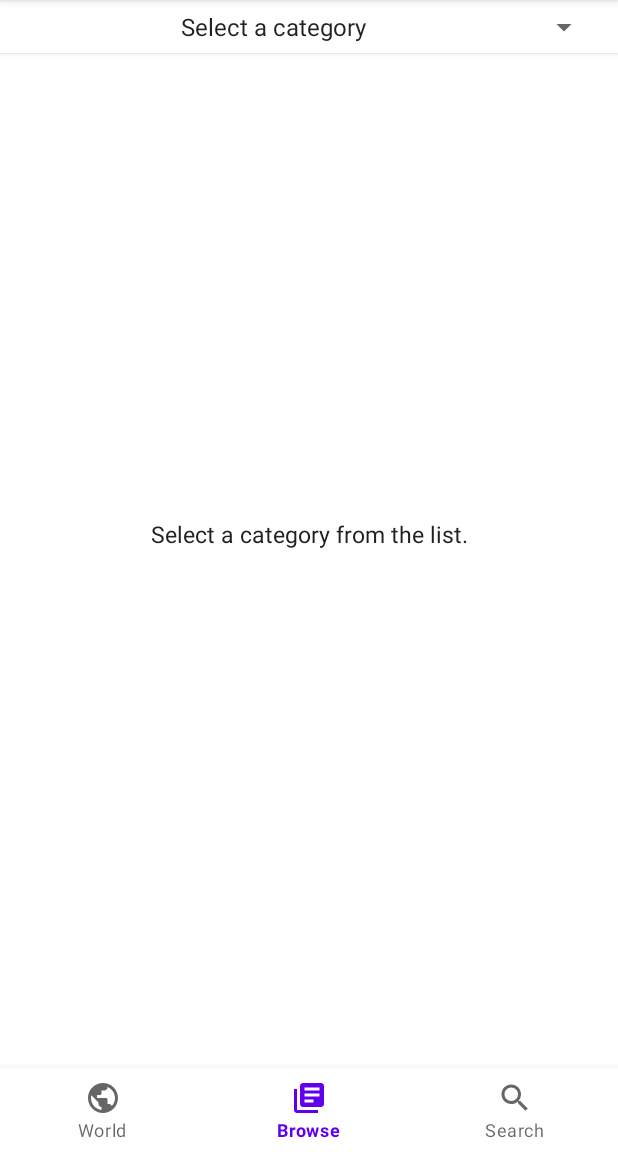
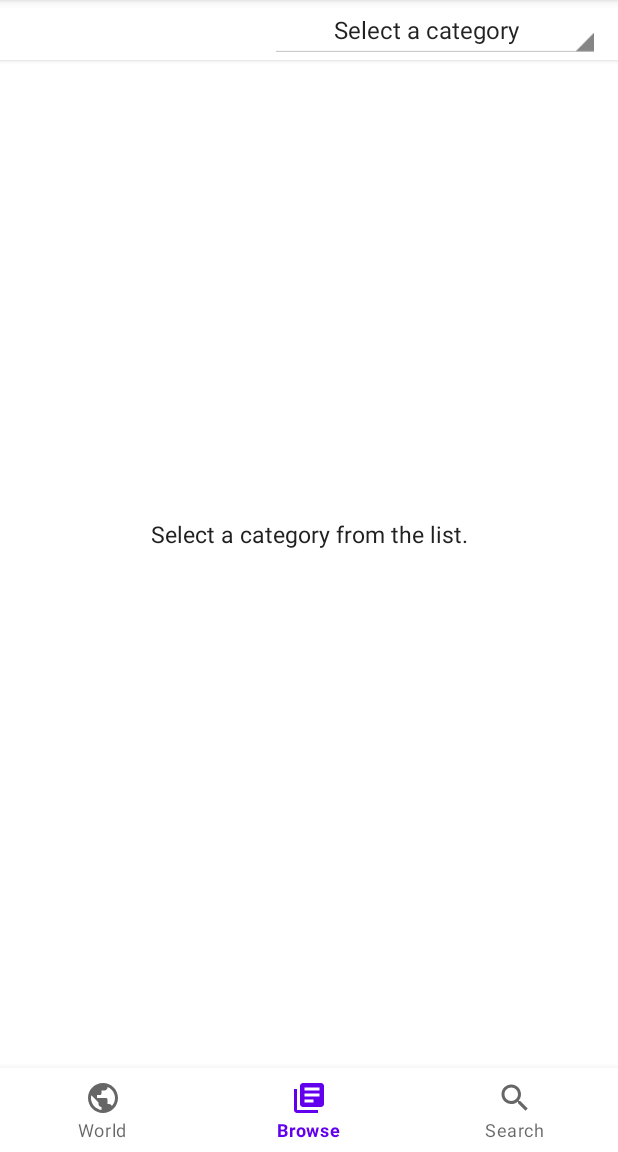
Before and after one commit to coleken/news-query, an Android app: the BrowseFragment screen opened through its navigation route, on a phone screen of 412 x 824 dp, the part 84-1236 px from its top. Run offline under Robolectric (Android 15) with nearby library versions, the phone set to English and light mode, and no system bars; our stand-ins replace navigation-ui; 2 statements that could not run were skipped.

Commit message:
feat: Update the browse spinner

```diff
--- a/app/src/main/java/com/example/newsq/ui/browse/BrowseFragment.java
+++ b/app/src/main/java/com/example/newsq/ui/browse/BrowseFragment.java
@@ -92,7 +92,7 @@ public class BrowseFragment extends Fragment implements AdapterView.OnItemSelect
    * Creates a {@link Spinner} configured to display news categories.
    */
   private void createBrowseSpinner() {
-    Spinner spinner = binding.storySectionsSpinner;
+    Spinner spinner = binding.spinnerStorySections;
     spinner.setAdapter(createSelectionAdapter());
     spinner.setOnItemSelectedListener(this);
   }
@@ -120,10 +120,13 @@ public class BrowseFragment extends Fragment implements AdapterView.OnItemSelect
   @Override
   public void onItemSelected(AdapterView<?> parent, View view, int position, long id) {
     if (position > 0) { // Skips the default/non-functional spinner array item
+      binding.textNowReadingSection.setVisibility(View.VISIBLE);
       defaultView.setVisibility(View.INVISIBLE);
       recyclerView.setVisibility(View.INVISIBLE);
       progressBar.setVisibility(View.VISIBLE);
       checkConfigureLoader();
+    } else {
+      binding.textNowReadingSection.setVisibility(View.INVISIBLE);
     }
   }
 
@@ -167,7 +170,7 @@ public class BrowseFragment extends Fragment implements AdapterView.OnItemSelect
    */
   private String createUrlString() {
     Map<String, String> uriSegments = new HashMap<>();
-    String section = getSpinnerMap().get(binding.storySectionsSpinner.getSelectedItem().toString());
+    String section = getSpinnerMap().get(binding.spinnerStorySections.getSelectedItem().toString());
     // Base URL
     uriSegments.put(getString(R.string.uri_scheme_key), getString(R.string.uri_scheme_value));
     uriSegments.put(getString(R.string.uri_authority_key), getString(R.string.uri_authority_value));
--- a/app/src/main/res/layout/fragment_browse.xml
+++ b/app/src/main/res/layout/fragment_browse.xml
@@ -34,12 +34,24 @@
 
     <!-- Spinner -->
     <Spinner
-      android:id="@+id/story_sections_spinner"
+      android:id="@+id/spinner_story_sections"
       style="@style/style_browse_spinner"
+      app:layout_constrainedHeight="true"
+      app:layout_constrainedWidth="true"
       app:layout_constraintBottom_toBottomOf="parent"
       app:layout_constraintEnd_toEndOf="parent"
+      app:layout_constraintTop_toTopOf="parent" />
+
+    <!-- Now Viewing -->
+    <TextView
+      android:id="@+id/text_now_reading_section"
+      style="@style/style_now_reading_section"
+      app:layout_constrainedHeight="true"
+      app:layout_constrainedWidth="true"
+      app:layout_constraintBottom_toBottomOf="parent"
       app:layout_constraintStart_toStartOf="parent"
       app:layout_constraintTop_toTopOf="parent" />
+
   </androidx.constraintlayout.widget.ConstraintLayout>
 
   <!-- News Recycler View -->
--- a/app/src/main/res/values/dimens.xml
+++ b/app/src/main/res/values/dimens.xml
@@ -7,9 +7,9 @@
   <!-- Constraint Layout Margin Top -->
   <dimen name="main_layout_margin_top">10dp</dimen>
 
-  <!-- = = = = = = = = = = Fragment Browse/Search Layout = = = = = = = = = = -->
+  <!-- = = = = = = = = = = Browse/Search Fragment = = = = = = = = = = -->
   <!-- Layout Height -->
-  <dimen name="browse_search_layout_height">35dp</dimen>
+  <dimen name="browse_search_layout_height">40dp</dimen>
   <!-- Layout Padding -->
   <dimen name="browse_search_layout_padding">12dp</dimen>
   <!-- Layout Bottom Magin-->
@@ -17,7 +17,13 @@
   <!-- Layout Elevation-->
   <dimen name="browse_search_layout_elevation">2dp</dimen>
   <!-- Spinner Text Size -->
-  <dimen name="search_spinner_text_size">12sp</dimen>
+  <dimen name="search_spinner_text_size">16sp</dimen>
+  <!-- Spinner Padding -->
+  <dimen name="browse_spinner_padding">20dp</dimen>
+  <!-- Spinner Width -->
+  <dimen name="browse_spinner_width">220dp</dimen>
+  <!-- SearchView Height -->
+  <dimen name="search_view_height">30dp</dimen>
 
   <!-- = = = = = = = = = = News Story Attributes = = = = = = = = = = -->
   <!-- = = = = = = Attribute Margin Sizes = = = = = = -->
--- a/app/src/main/res/values/strings.xml
+++ b/app/src/main/res/values/strings.xml
@@ -65,9 +65,11 @@
   <!-- Section World -->
   <string name="spinner_world">World</string>
 
-  <!-- = = = = = = = = = = Search Fragment Text = = = = = = = = = = -->
+  <!-- = = = = = = = = = = Browse/Search Fragment Text = = = = = = = = = = -->
   <!-- Search EditText Field Hint -->
   <string name="search_for_news">Search for News</string>
+  <!-- Browse Spinner Now Reading TextView -->
+  <string name="string_now_reading_section">Now Reading:</string>
 
   <!-- = = = = = = = = = = API Query Text = = = = = = = = = = -->
   <!-- = = = = = Base URL = = = = = -->
--- a/app/src/main/res/values/styles.xml
+++ b/app/src/main/res/values/styles.xml
@@ -137,17 +137,31 @@
     <item name="android:background">?android:attr/windowBackground</item>
     <item name="android:elevation">@dimen/browse_search_layout_elevation</item>
   </style>
-  <!-- Browse Spinner -->
-  <style name="style_browse_spinner" parent="Theme.NewsQ">
+  <!-- BrowseFragment "Now Reading" TextView -->
+  <style name="style_now_reading_section" parent="Theme.NewsQ">
+    <item name="android:layout_width">wrap_content</item>
+    <item name="android:layout_height">wrap_content</item>
+    <item name="android:visibility">invisible</item>
+    <item name="android:textAlignment">center</item>
+    <item name="android:layout_marginStart">@dimen/list_item_margin</item>
+    <item name="android:layout_marginEnd">@dimen/list_item_margin</item>
+    <item name="android:text">@string/string_now_reading_section</item>
+    <item name="android:textSize">@dimen/search_spinner_text_size</item>
+  </style>
+  <!-- BrowseFragment Section Spinner -->
+  <style name="style_browse_spinner" parent="@android:style/Widget.Holo.Light.Spinner">
+    <item name="android:layout_width">@dimen/browse_spinner_width</item>
+    <item name="android:layout_height">wrap_content</item>
+    <item name="android:textAlignment">center</item>
+    <item name="android:popupBackground">@color/white</item>
+    <item name="android:spinnerMode">dropdown</item>
+    <item name="android:textSize">@dimen/search_spinner_text_size</item>
+  </style>
+  <!-- SearchFragment SearchView -->
+  <style name="style_search_bar">
     <item name="android:layout_width">match_parent</item>
     <item name="android:layout_height">wrap_content</item>
-    <item name="android:textAlignment">center</item>
-    <item name="android:textSize">@dimen/search_spinner_text_size</item>
-  </style>
-  <!-- Search Bar -->
-  <style name="style_search_bar">
-    <item name="android:layout_width">match_parent</item>
-    <item name="android:layout_height">30dp</item>
+    <item name="android:layout_marginBottom">@dimen/list_item_margin</item>
     <item name="android:inputType">text</item>
     <item name="android:textColor">@color/colorPrimaryText</item>
     <item name="android:queryHint">@string/search_query_hint</item>
```
